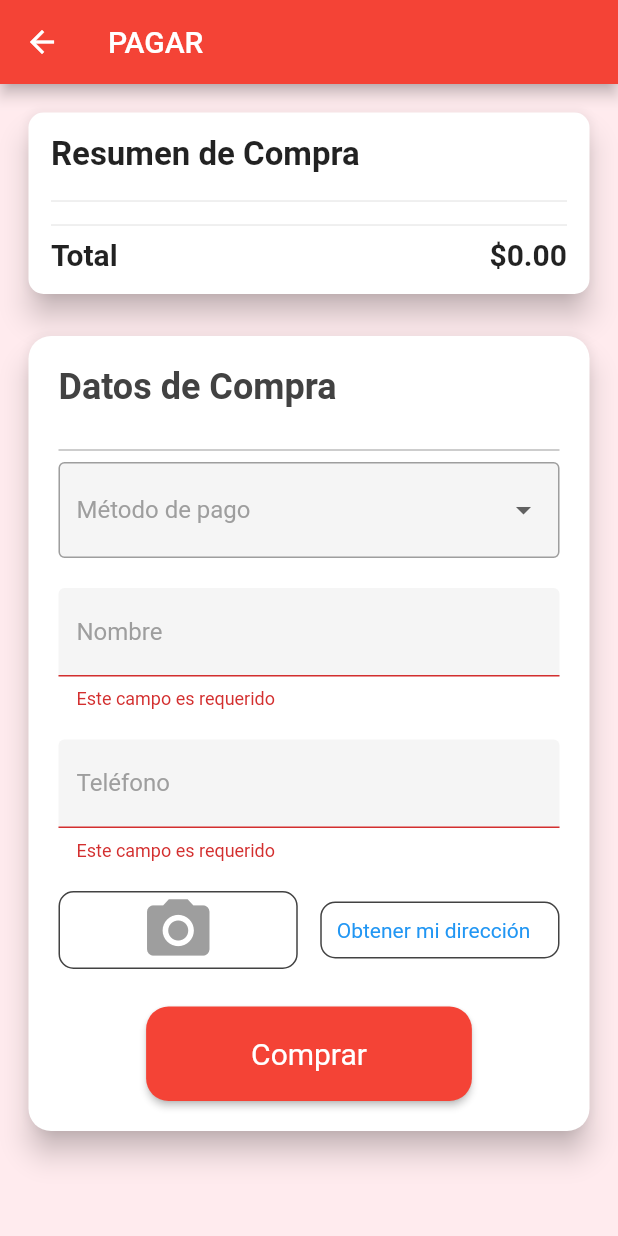
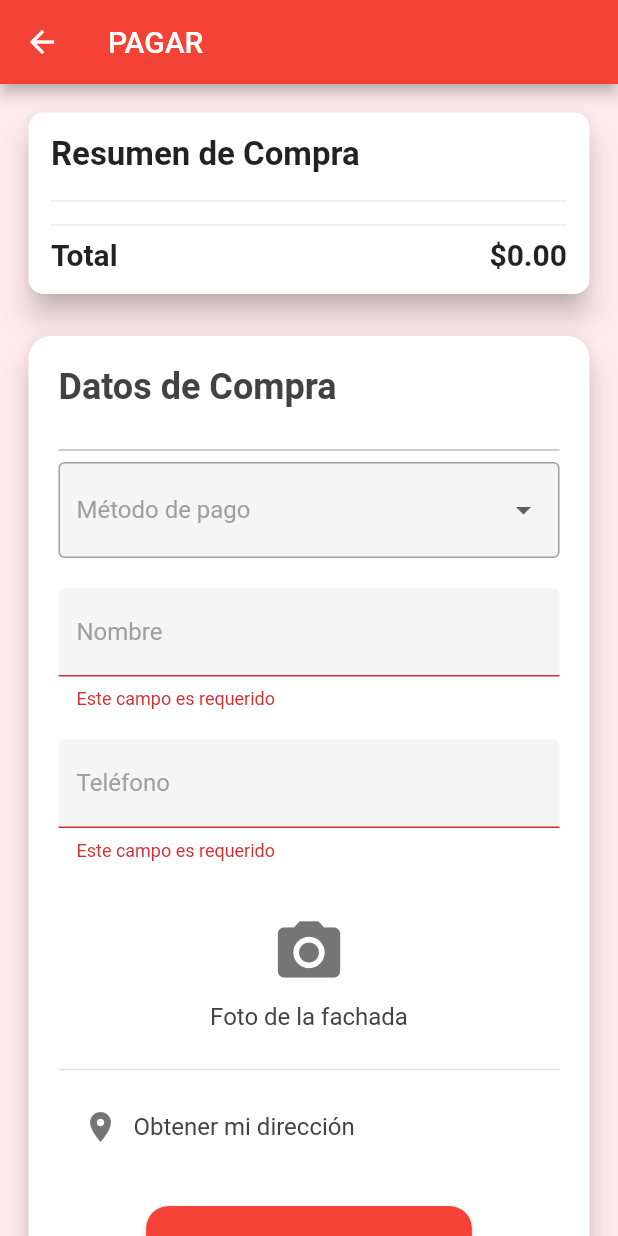
Before and after one commit to GarciaKevinFab/App_Lista, a Flutter app: the PaymentScreen screen opened by its route, after a tap on "Comprar", on a phone screen of 412 x 824 dp. Run offline on Flutter 3.47's test engine with Material 2 defaults, Android fonts, the phone set to English and light mode, and no system bars; our stand-ins replace fluttertoast, geocoding, geolocator, google_maps_flutter, image_picker, location; network calls fail.

```diff
--- a/app_listado_de_productos/lib/screens/payment_screen.dart
+++ b/app_listado_de_productos/lib/screens/payment_screen.dart
@@ -6,8 +6,8 @@ import 'package:geocoding/geocoding.dart';
 import 'dart:io';
 import '../providers/newOrder_provider.dart';
 import '../providers/cart_provider.dart';
-import '../widgets/direction_widget.dart';
-import '../widgets/photo_widget.dart';
+import '../widgets/MapScreen .dart';
+import 'package:google_maps_flutter/google_maps_flutter.dart';
 
 class PaymentScreen extends StatefulWidget {
   @override
@@ -22,6 +22,8 @@ class _PaymentScreenState extends State<PaymentScreen> {
   double? _userLng;
   File? _pickedImage;
   String? _address;
+  String? _staticMapImageUrl;
+  LatLng? _selectedLocation;
 
   final _picker = ImagePicker();
   NewOrderProvider? newOrderProvider;
@@ -30,7 +32,6 @@ class _PaymentScreenState extends State<PaymentScreen> {
   @override
   void didChangeDependencies() {
     super.didChangeDependencies();
-    // Inicializa newOrderProvider aquí
     newOrderProvider = Provider.of<NewOrderProvider>(context, listen: false);
   }
 
@@ -50,10 +51,9 @@ class _PaymentScreenState extends State<PaymentScreen> {
       return 'Este campo es requerido';
     }
     if (!RegExp(r"^[a-zA-Z ]+$").hasMatch(value)) {
-      // Asegúrate de permitir espacios para nombres compuestos
       return 'Ingresa un nombre válido (solo letras y espacios)';
     }
-    return null; // Debes retornar null para indicar que no hay error
+    return null;
   }
 
   String? _validatePhoneNumber(String? value) {
@@ -63,7 +63,7 @@ class _PaymentScreenState extends State<PaymentScreen> {
     if (!RegExp(r"^\d{9}$").hasMatch(value)) {
       return 'Ingresa un número de teléfono válido de 9 dígitos';
     }
-    return null; // Debes retornar null para indicar que no hay error
+    return null;
   }
 
   Future<void> _takePicture() async {
@@ -72,19 +72,6 @@ class _PaymentScreenState extends State<PaymentScreen> {
 
     setState(() {
       _pickedImage = File(imageFile.path);
-    });
-  }
-
-  Future<void> _getLocation() async {
-    final location = loc.Location();
-    final currentLocation = await location.getLocation();
-    _userLat = currentLocation.latitude;
-    _userLng = currentLocation.longitude;
-    _getAddress(currentLocation.latitude!, currentLocation.longitude!)
-        .then((address) {
-      setState(() {
-        _address = address;
-      });
     });
   }
 
@@ -112,6 +99,10 @@ class _PaymentScreenState extends State<PaymentScreen> {
     );
   }
 
+  String getStaticMapImageUrl(LatLng location) {
+    return 'https://maps.googleapis.com/maps/api/staticmap?center=${location.latitude},${location.longitude}&zoom=16&size=600x300&maptype=roadmap&markers=color:red%7C${location.latitude},${location.longitude}&key=AIzaSyDb-kDpLkV7zo0r8s114Tj5mChTvKkJUhc';
+  }
+
   @override
   Widget build(BuildContext context) {
     final cart = Provider.of<CartProvider>(context);
@@ -125,9 +116,7 @@ class _PaymentScreenState extends State<PaymentScreen> {
         child: Padding(
           padding: const EdgeInsets.all(15.0),
           child: Form(
-            // This is added to integrate the Form widget
-            key: _formKey, // Assign the global key to the form
-
+            key: _formKey,
             child: Column(
               children: [
                 // Voucher de Resumen de Compra
@@ -202,12 +191,10 @@ class _PaymentScreenState extends State<PaymentScreen> {
                   elevation: 8,
                   color: Colors.white,
                   shape: RoundedRectangleBorder(
-                    borderRadius: BorderRadius.circular(
-                        15), // Aumento del radio para suavizar las esquinas
+                    borderRadius: BorderRadius.circular(15),
                   ),
                   child: Padding(
-                    padding: const EdgeInsets.all(
-                        20.0), // Aumento del padding para más espacio interior
+                    padding: const EdgeInsets.all(20.0),
                     child: Column(
                       crossAxisAlignment: CrossAxisAlignment.start,
                       children: [
@@ -261,41 +248,101 @@ class _PaymentScreenState extends State<PaymentScreen> {
                               _validatePhoneNumber, // Agrega la validación
                         ),
                         SizedBox(height: 20),
-                        Row(
-                          mainAxisAlignment: MainAxisAlignment.spaceAround,
+                        //Widgets
+                        Container(
+                          // El contenedor principal que mantiene tus widgets
+                          child: Column(
+                            // Columna principal para organizar los widgets verticalmente
                             children: [
-                            Expanded(
-                              child: Container(
-                                decoration: BoxDecoration(
-                                  border: Border.all(
-                                    color: Colors.grey[800] ?? Colors.grey,
-                                  ), // Color más claro para el borde
-                                  borderRadius: BorderRadius.circular(10),
+                              InkWell(
+                                // Widget para capturar la imagen
+                                borderRadius: BorderRadius.only(
+                                  topLeft: Radius.circular(10),
+                                  topRight: Radius.circular(10),
                                 ),
-                                child: PhotoWidget(
-                                  image: _pickedImage,
                                 onTap: _takePicture,
+                                child: Padding(
+                                  padding: const EdgeInsets.all(16.0),
+                                  child: _pickedImage != null
+                                      ? Image.file(_pickedImage!)
+                                      : Column(
+                                          mainAxisSize: MainAxisSize.min,
+                                          children: <Widget>[
+                                            Icon(
+                                              Icons.camera_alt,
+                                              size: 50,
+                                              color: Colors.grey.shade600,
+                                            ),
+                                            SizedBox(height: 8),
+                                            Text(
+                                              'Foto de la fachada',
+                                              style: TextStyle(
+                                                color: Colors.grey.shade800,
+                                                fontSize: 16,
+                                              ),
+                                            ),
+                                          ],
                                         ),
                                 ),
                               ),
-                            SizedBox(width: 15),
+                              Divider(
+                                  height: 20,
+                                  thickness: 1), // Separador entre los widgets
+                              InkWell(
+                                // Widget para seleccionar la ubicación
+                                borderRadius: BorderRadius.only(
+                                  bottomLeft: Radius.circular(10),
+                                  bottomRight: Radius.circular(10),
+                                ),
+                                onTap: () async {
+                                  final LatLng? selectedLocation =
+                                      await Navigator.of(context).push(
+                                    MaterialPageRoute(
+                                      builder: (context) => MapScreen(),
+                                    ),
+                                  );
+
+                                  if (selectedLocation != null) {
+                                    setState(() {
+                                      _selectedLocation = selectedLocation;
+                                      _staticMapImageUrl = getStaticMapImageUrl(
+                                          selectedLocation);
+                                    });
+                                  }
+                                },
+                                child: Padding(
+                                  padding: const EdgeInsets.all(16.0),
+                                  child: Row(
+                                    mainAxisSize: MainAxisSize.min,
+                                    children: <Widget>[
+                                      Icon(
+                                        Icons.location_on,
+                                        size: 24,
+                                        color: Colors.grey.shade600,
+                                      ),
+                                      SizedBox(width: 10),
                                       Expanded(
-                              child: Container(
-                                decoration: BoxDecoration(
-                                  border: Border.all(
-                                    color: Colors.grey[800] ?? Colors.grey,
+                                        child: _selectedLocation != null
+                                            ? Image.network(_staticMapImageUrl!)
+                                            : Text(
+                                                _address ??
+                                                    'Obtener mi dirección',
+                                                style: TextStyle(
+                                                  color: Colors.grey.shade800,
+                                                  fontSize: 16,
                                                 ),
-                                  borderRadius: BorderRadius.circular(10),
+                                                overflow: TextOverflow.ellipsis,
                                               ),
-                                padding: const EdgeInsets.all(10.0),
-                                child: DirectionWidget(
-                                  address: _address,
-                                  onTap: _getLocation,
+                                      ),
+                                    ],
                                   ),
                                 ),
                               ),
                             ],
                           ),
+                        ),
+
+                        //Boton Compra
                         SizedBox(height: 25),
                         Center(
                           child: ElevatedButton(
@@ -316,7 +363,6 @@ class _PaymentScreenState extends State<PaymentScreen> {
                                             'amount': cartItem.quantity,
                                           })
                                       .toList(),
-                                  // Otros datos que necesites enviar
                                 };
                                 print('Datos de la orden: $orderData');
                                 if (newOrderProvider != null) {
--- a/app_listado_de_productos/lib/widgets/direction_widget.dart
+++ /dev/null
@@ -1,18 +0,0 @@
-import 'package:flutter/material.dart';
-
-class DirectionWidget extends StatelessWidget {
-  final String? address;
-  final Function onTap;
-
-  DirectionWidget({required this.address, required this.onTap});
-
-  @override
-  Widget build(BuildContext context) {
-    return InkWell(
-      onTap: () => onTap(),
-      child: address != null && address!.isNotEmpty
-          ? Text(address!)
-          : Text("Obtener mi dirección", style: TextStyle(color: Colors.blue)),
-    );
-  }
-}
--- a/app_listado_de_productos/lib/widgets/photo_widget.dart
+++ /dev/null
@@ -1,19 +0,0 @@
-import 'dart:io';
-import 'package:flutter/material.dart';
-
-class PhotoWidget extends StatelessWidget {
-  final File? image;
-  final Function onTap;
-
-  PhotoWidget({required this.image, required this.onTap});
-
-  @override
-  Widget build(BuildContext context) {
-    return InkWell(
-      onTap: () => onTap(),
-      child: image != null
-          ? Image.file(image!)
-          : Icon(Icons.camera_alt, size: 50, color: Colors.grey),
-    );
-  }
-}
--- a/app_listado_de_productos/pubspec.yaml
+++ b/app_listado_de_productos/pubspec.yaml
@@ -19,8 +19,8 @@ dependencies:
   location: ^5.0.0
   path_provider: ^2.1.1
   geocoding: ^2.1.1
-  flutter_map: ^6.0.1
-  latlong2: ^0.9.0
+  google_maps_flutter: ^2.0.6
+  geolocator: ^10.1.0
 
 dev_dependencies:
   flutter_test:
```
Also changed, not shown: app_listado_de_productos/lib/screens/cart_screen.dart (+23 -2 lines), app_listado_de_productos/lib/widgets/MapScreen .dart (added, +103 -0 lines), app_listado_de_productos/pubspec.lock, 6 other files. Lines whose indentation alone changed are shown as unchanged.
